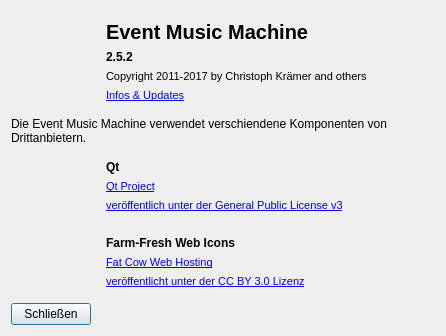
Before: the Qt Designer form view/aboutdialog.ui in m2otech/emm, drawn with Qt 5.
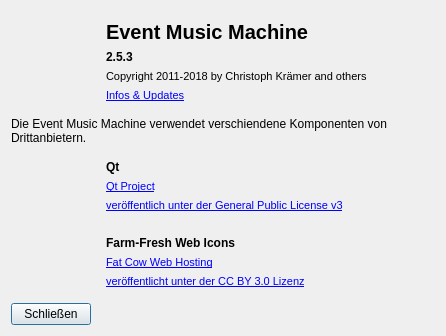
After: the same form once the commit is applied. Icons and pictures are not drawn.

Patch:
```diff
--- a/view/aboutdialog.ui
+++ b/view/aboutdialog.ui
@@ -82,7 +82,7 @@
 font-size:12px;</string>
         </property>
         <property name="text">
-         <string notr="true">2.5.2</string>
+         <string notr="true">2.5.3</string>
         </property>
        </widget>
       </item>
@@ -93,7 +93,7 @@
 &lt;html&gt;&lt;head&gt;&lt;meta name=&quot;qrichtext&quot; content=&quot;1&quot; /&gt;&lt;style type=&quot;text/css&quot;&gt;
 p, li { white-space: pre-wrap; }
 &lt;/style&gt;&lt;/head&gt;&lt;body style=&quot; font-family:'MS Shell Dlg 2'; font-size:8pt; font-weight:400; font-style:normal;&quot;&gt;
-&lt;p style=&quot; margin-top:0px; margin-bottom:0px; margin-left:0px; margin-right:0px; -qt-block-indent:0; text-indent:0px;&quot;&gt;Copyright 2011-2017 by Christoph Krämer and others&lt;/p&gt;&lt;/body&gt;&lt;/html&gt;</string>
+&lt;p style=&quot; margin-top:0px; margin-bottom:0px; margin-left:0px; margin-right:0px; -qt-block-indent:0; text-indent:0px;&quot;&gt;Copyright 2011-2018 by Christoph Krämer and others&lt;/p&gt;&lt;/body&gt;&lt;/html&gt;</string>
         </property>
        </widget>
       </item>
```
